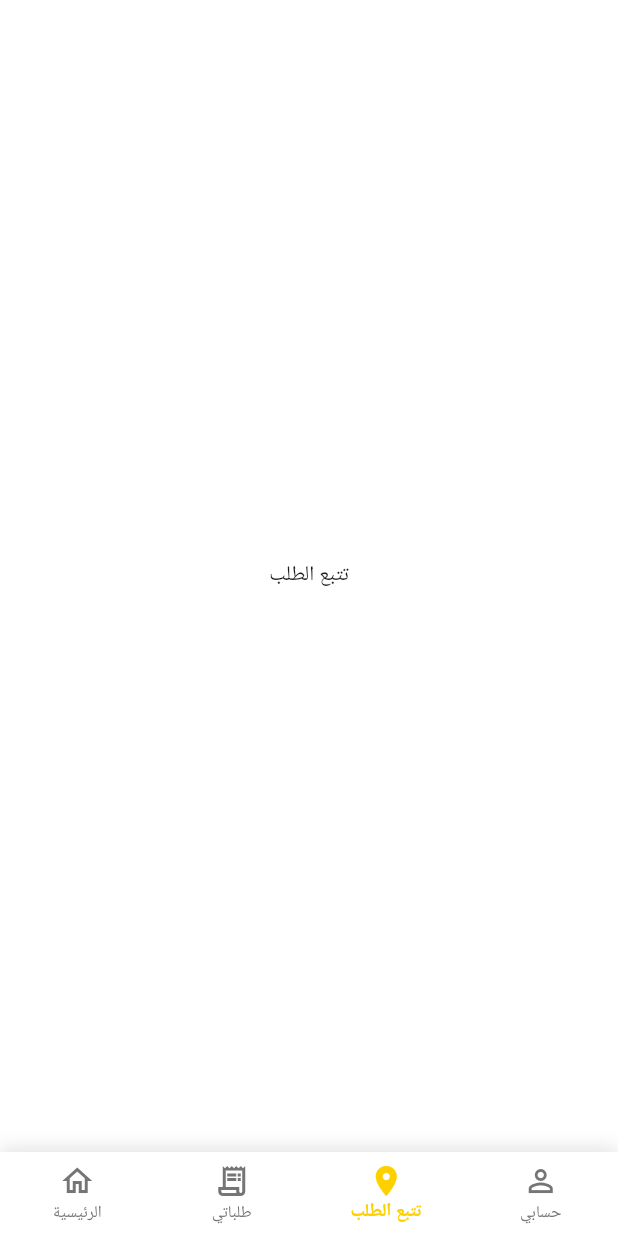
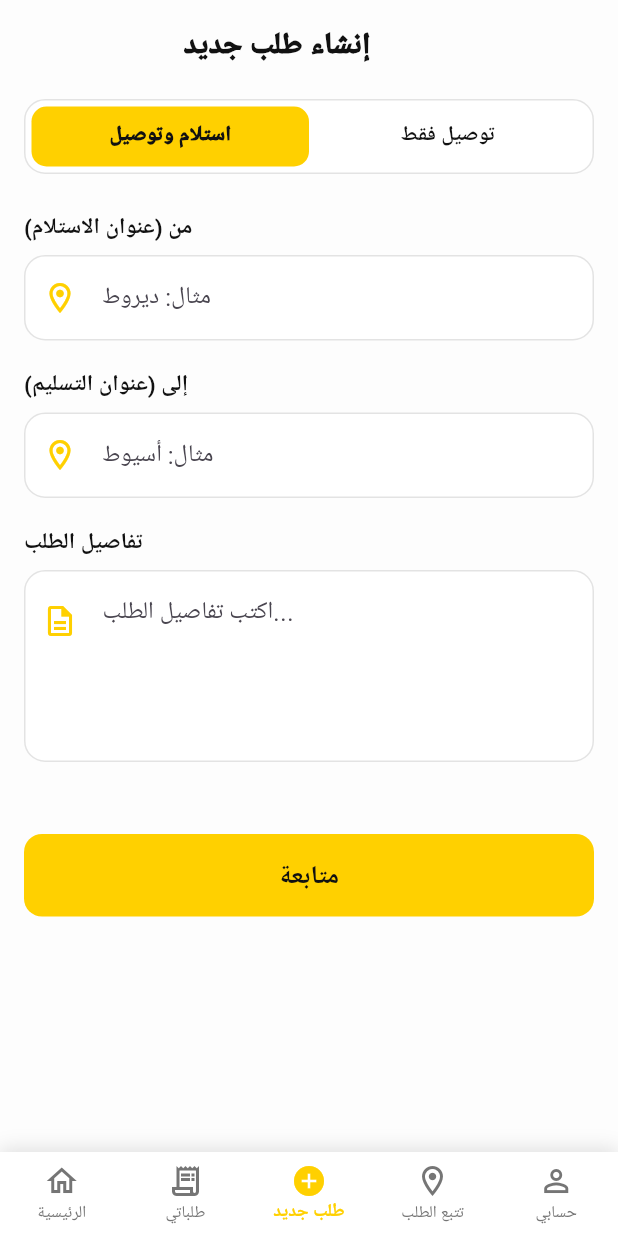
Before and after one commit to AlaaNazih1/wasselni_app, a Flutter app: the MainNavigationView screen opened directly, item 3 of the bottom bar chosen, on a phone screen of 412 x 824 dp. Run offline on Flutter 3.47's test engine with Material 3 defaults, Android fonts, the phone set to English and light mode, and no system bars.

Commit message:
Add CreateOrder feature with navigation and UI components

```diff
--- a/lib/core/routes/app_routes.dart
+++ b/lib/core/routes/app_routes.dart
@@ -1,16 +1,19 @@
 import 'package:flutter/material.dart';
 import 'package:wasselni/features/authentication/presentation/views/login_view.dart';
 import 'package:wasselni/features/authentication/presentation/views/register_view.dart';
+import 'package:wasselni/features/create_order/presentation/views/create_order_view.dart';
 import 'package:wasselni/features/orders/presentation/views/my_orders_view.dart';
 
 class AppRoutes {
   static const String login = '/login';
   static const String register = '/register';
   static const String myOrders = '/my-orders';
+  static const String createOrder = '/create-order';
 
   static Map<String, WidgetBuilder> routes = {
     login: (context) => const LoginView(),
     register:(context) => const RegisterView(),
     myOrders:(context) => const MyOrdersView(),
+    createOrder:(context) => const CreateOrderView(),
   };
 }
--- /dev/null
+++ b/lib/features/create_order/presentation/views/create_order_view.dart
@@ -0,0 +1,143 @@
+import 'package:flutter/material.dart';
+
+import 'package:wasselni/core/theme/app_colors.dart';
+import 'package:wasselni/core/widgets/custom_button.dart';
+import 'package:wasselni/features/create_order/presentation/views/price_details_view.dart';
+import 'package:wasselni/features/create_order/widgets/create_order_header.dart';
+import 'package:wasselni/features/create_order/widgets/create_order_type_selector.dart';
+import 'package:wasselni/features/create_order/widgets/order_details_field.dart';
+import 'package:wasselni/features/create_order/widgets/order_location_field.dart';
+
+class CreateOrderView extends StatefulWidget {
+  const CreateOrderView({super.key});
+
+  @override
+  State<CreateOrderView> createState() => _CreateOrderViewState();
+}
+
+class _CreateOrderViewState extends State<CreateOrderView> {
+  final GlobalKey<FormState> formKey = GlobalKey<FormState>();
+
+  final TextEditingController fromController = TextEditingController();
+  final TextEditingController toController = TextEditingController();
+  final TextEditingController detailsController = TextEditingController();
+  final TextEditingController priceController = TextEditingController();
+
+  int selectedOrderType = 0;
+
+  @override
+  void dispose() {
+    fromController.dispose();
+    toController.dispose();
+    detailsController.dispose();
+    priceController.dispose();
+
+    super.dispose();
+  }
+
+  void createOrder() {
+    if (!formKey.currentState!.validate()) {
+      return;
+    }
+
+    ScaffoldMessenger.of(context).showSnackBar(
+      const SnackBar(
+        content: Text('تم إنشاء الطلب بنجاح'),
+        backgroundColor: AppColors.success,
+      ),
+    );
+  }
+
+  @override
+  Widget build(BuildContext context) {
+    return Scaffold(
+      backgroundColor: AppColors.background,
+
+      body: SafeArea(
+        child: Form(
+          key: formKey,
+
+          child: SingleChildScrollView(
+            padding: const EdgeInsets.all(16),
+
+            child: Column(
+              crossAxisAlignment: CrossAxisAlignment.start,
+              children: [
+                const CreateOrderHeader(),
+
+                const SizedBox(height: 20),
+
+                CreateOrderTypeSelector(
+                  selectedIndex: selectedOrderType,
+                  onChanged: (index) {
+                    setState(() {
+                      selectedOrderType = index;
+                    });
+                  },
+                ),
+
+                const SizedBox(height: 24),
+
+                // استلام وتوصيل
+                if (selectedOrderType == 0) ...[
+                  OrderLocationField(
+                    title: 'من (عنوان الاستلام)',
+                    hintText: 'مثال: ديروط',
+                    controller: fromController,
+                  ),
+
+                  const SizedBox(height: 18),
+
+                  OrderLocationField(
+                    title: 'إلى (عنوان التسليم)',
+                    hintText: 'مثال: أسيوط',
+                    controller: toController,
+                  ),
+                ]
+                // توصيل فقط
+                else ...[
+                  OrderLocationField(
+                    title: 'إلى (عنوان التسليم)',
+                    hintText: 'مثال: أسيوط',
+                    controller: toController,
+                  ),
+                ],
+
+                const SizedBox(height: 18),
+
+                OrderDetailsField(controller: detailsController),
+
+                const SizedBox(height: 18),
+
+
+
+                const SizedBox(height: 30),
+
+                CustomButton(
+                  text: 'متابعة',
+                  onPressed: () {
+                    if (!formKey.currentState!.validate()) {
+                      return;
+                    }
+
+                    Navigator.push(
+                      context,
+                      MaterialPageRoute(
+                        builder: (context) => PriceDetailsView(
+                          from: fromController.text,
+                          to: toController.text,
+                          distance: 10,
+                            orderType: selectedOrderType
+                        ),
+                      ),
+                    );
+                  },
+                ),
+              ],
+            ),
+          ),
+        ),
+      ),
+    );
+  }
+}
--- /dev/null
+++ b/lib/features/create_order/widgets/create_order_header.dart
@@ -0,0 +1,30 @@
+import 'package:flutter/material.dart';
+
+import 'package:wasselni/core/theme/app_colors.dart';
+
+class CreateOrderHeader extends StatelessWidget {
+  const CreateOrderHeader({super.key});
+
+  @override
+  Widget build(BuildContext context) {
+    return Row(
+      children: [
+
+
+        const Expanded(
+          child: Text(
+            ' إنشاء طلب جديد',
+            textAlign: TextAlign.center,
+            style: TextStyle(
+              color: AppColors.black,
+              fontSize: 20,
+              fontWeight: FontWeight.w900,
+            ),
+          ),
+        ),
+
+        const SizedBox(width: 48),
+      ],
+    );
+  }
+}
--- /dev/null
+++ b/lib/features/create_order/widgets/create_order_type_selector.dart
@@ -0,0 +1,54 @@
+import 'package:flutter/material.dart';
+import 'package:wasselni/core/theme/app_colors.dart';
+
+class CreateOrderTypeSelector extends StatelessWidget {
+  const CreateOrderTypeSelector({
+    super.key,
+    required this.selectedIndex,
+    required this.onChanged,
+  });
+
+  final int selectedIndex;
+  final ValueChanged<int> onChanged;
+
+  @override
+  Widget build(BuildContext context) {
+    return Container(
+      height: 50,
+      padding: const EdgeInsets.all(4),
+      decoration: BoxDecoration(
+        color: AppColors.white,
+        borderRadius: BorderRadius.circular(14),
+        border: Border.all(color: AppColors.grey.withValues(alpha: 0.2)),
+      ),
+      child: Row(
+        children: [
+          Expanded(child: _buildItem(title: 'استلام وتوصيل', index: 0)),
+          Expanded(child: _buildItem(title: 'توصيل فقط', index: 1)),
+        ],
+      ),
+    );
+  }
+
+  Widget _buildItem({required String title, required int index}) {
+    final isSelected = selectedIndex == index;
+
+    return GestureDetector(
+      onTap: () => onChanged(index),
+      child: Container(
+        alignment: Alignment.center,
+        decoration: BoxDecoration(
+          color: isSelected ? AppColors.primary : Colors.transparent,
+          borderRadius: BorderRadius.circular(10),
+        ),
+        child: Text(
+          title,
+          style: TextStyle(
+            color: AppColors.black,
+            fontWeight: isSelected ? FontWeight.w900 : FontWeight.w600,
+          ),
+        ),
+      ),
+    );
+  }
+}
--- /dev/null
+++ b/lib/features/create_order/widgets/order_details_field.dart
@@ -0,0 +1,73 @@
+import 'package:flutter/material.dart';
+
+import 'package:wasselni/core/theme/app_colors.dart';
+
+class OrderDetailsField extends StatelessWidget {
+  const OrderDetailsField({super.key, required this.controller});
+
+  final TextEditingController controller;
+
+  @override
+  Widget build(BuildContext context) {
+    return Column(
+      crossAxisAlignment: CrossAxisAlignment.start,
+      children: [
+        const Text(
+          'تفاصيل الطلب',
+          style: TextStyle(
+            color: AppColors.black,
+            fontSize: 15,
+            fontWeight: FontWeight.bold,
+          ),
+        ),
+
+        const SizedBox(height: 8),
+
+        TextFormField(
+          controller: controller,
+          maxLines: 4,
+
+          validator: (value) {
+            if (value == null || value.trim().isEmpty) {
+              return 'من فضلك أدخل تفاصيل الطلب';
+            }
+
+            return null;
+          },
+
+          decoration: InputDecoration(
+            hintText: 'اكتب تفاصيل الطلب...',
+
+            prefixIcon: const Padding(
+              padding: EdgeInsets.only(bottom: 60),
+              child: Icon(Icons.description_outlined, color: AppColors.primary),
+            ),
+
+            filled: true,
+            fillColor: AppColors.white,
+
+            border: OutlineInputBorder(
+              borderRadius: BorderRadius.circular(14),
+              borderSide: BorderSide.none,
+            ),
+
+            enabledBorder: OutlineInputBorder(
+              borderRadius: BorderRadius.circular(14),
+              borderSide: BorderSide(
+                color: AppColors.grey.withValues(alpha: 0.2),
+              ),
+            ),
+
+            focusedBorder: OutlineInputBorder(
+              borderRadius: BorderRadius.circular(14),
+              borderSide: const BorderSide(
+                color: AppColors.primary,
+                width: 1.5,
+              ),
+            ),
+          ),
+        ),
+      ],
+    );
+  }
+}
--- /dev/null
+++ b/lib/features/create_order/widgets/order_location_field.dart
@@ -0,0 +1,79 @@
+import 'package:flutter/material.dart';
+
+import 'package:wasselni/core/theme/app_colors.dart';
+
+class OrderLocationField extends StatelessWidget {
+  const OrderLocationField({
+    super.key,
+    required this.title,
+    required this.hintText,
+    required this.controller,
+  });
+
+  final String title;
+  final String hintText;
+  final TextEditingController controller;
+
+  @override
+  Widget build(BuildContext context) {
+    return Column(
+      crossAxisAlignment: CrossAxisAlignment.start,
+      children: [
+        Text(
+          title,
+          style: const TextStyle(
+            color: AppColors.black,
+            fontSize: 15,
+            fontWeight: FontWeight.bold,
+          ),
+        ),
+
+        const SizedBox(height: 8),
+
+        TextFormField(
+          controller: controller,
+
+          validator: (value) {
+            if (value == null || value.trim().isEmpty) {
+              return 'من فضلك أدخل $title';
+            }
+
+            return null;
+          },
+
+          decoration: InputDecoration(
+            hintText: hintText,
+
+            prefixIcon: const Icon(
+              Icons.location_on_outlined,
+              color: AppColors.primary,
+            ),
+
+            filled: true,
+            fillColor: AppColors.white,
+
+            border: OutlineInputBorder(
+              borderRadius: BorderRadius.circular(14),
+              borderSide: BorderSide.none,
+            ),
+
+            enabledBorder: OutlineInputBorder(
+              borderRadius: BorderRadius.circular(14),
+              borderSide: BorderSide(
+                color: AppColors.grey.withValues(alpha: 0.2),
+              ),
+            ),
+
+            focusedBorder: OutlineInputBorder(
+              borderRadius: BorderRadius.circular(14),
+              borderSide: const BorderSide(
+                color: AppColors.primary,
+                width: 1.5,
+              ),
+            ),
+          ),
+        ),
+      ],
+    );
+  }
+}
--- a/lib/features/home/presentation/views/main_navigation_view.dart
+++ b/lib/features/home/presentation/views/main_navigation_view.dart
@@ -1,4 +1,5 @@
 import 'package:flutter/material.dart';
+import 'package:wasselni/features/create_order/presentation/views/create_order_view.dart';
 import 'package:wasselni/features/orders/presentation/views/my_orders_view.dart';
 
 import '../../../../core/theme/app_colors.dart';
@@ -17,6 +18,7 @@ class _MainNavigationViewState extends State<MainNavigationView> {
   final List<Widget> pages = const [
     HomeView(),
     MyOrdersView(),
+    CreateOrderView(),
     Center(child: Text('تتبع الطلب')),
     Center(child: Text('حسابي')),
   ];
@@ -64,6 +66,11 @@ class _MainNavigationViewState extends State<MainNavigationView> {
                 activeIcon: Icon(Icons.receipt_long),
                 label: 'طلباتي',
               ),
+                BottomNavigationBarItem(
+                icon: Icon(Icons.add_circle_outline),
+                activeIcon: Icon(Icons.add_circle),
+                label: 'طلب جديد',
+              ),
               BottomNavigationBarItem(
                 icon: Icon(Icons.location_on_outlined),
                 activeIcon: Icon(Icons.location_on),
--- a/lib/features/orders/presentation/views/my_orders_view.dart
+++ b/lib/features/orders/presentation/views/my_orders_view.dart
@@ -51,6 +51,7 @@ class _MyOrdersViewState extends State<MyOrdersView> {
     return Scaffold(
       backgroundColor: AppColors.background,
       appBar: AppBar(
+          automaticallyImplyLeading: false,
         backgroundColor: AppColors.background,
         elevation: 0,
         centerTitle: true,
```
Also changed, not shown: lib/features/create_order/presentation/views/price_details_view.dart (added, +257 -0 lines).
